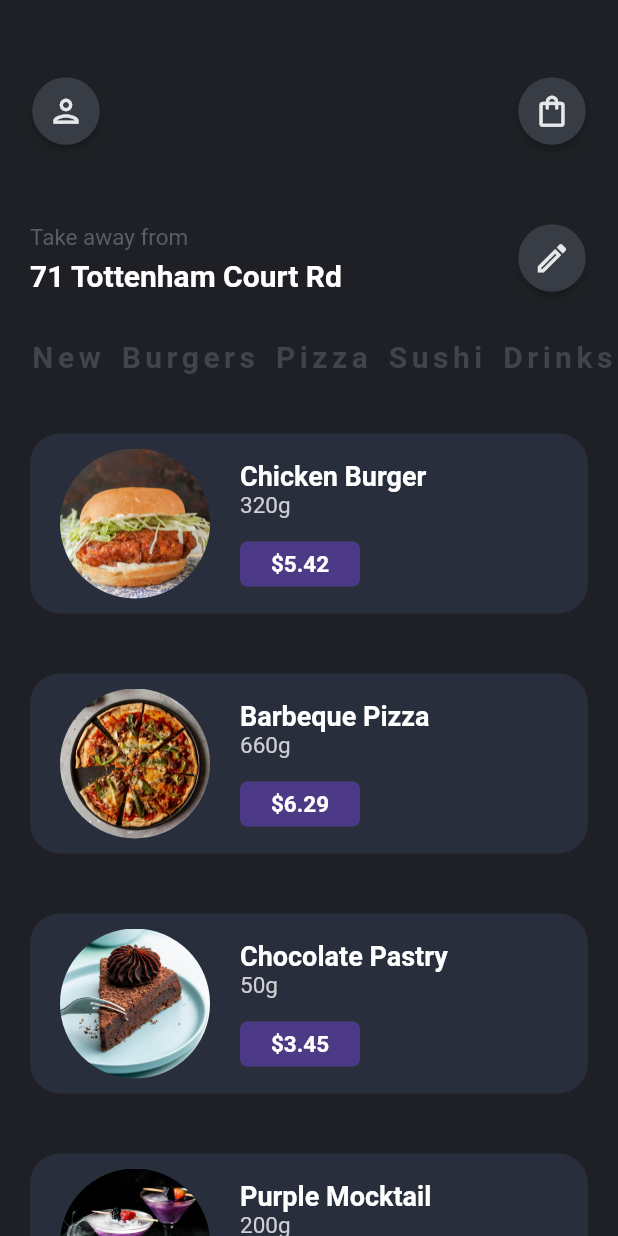
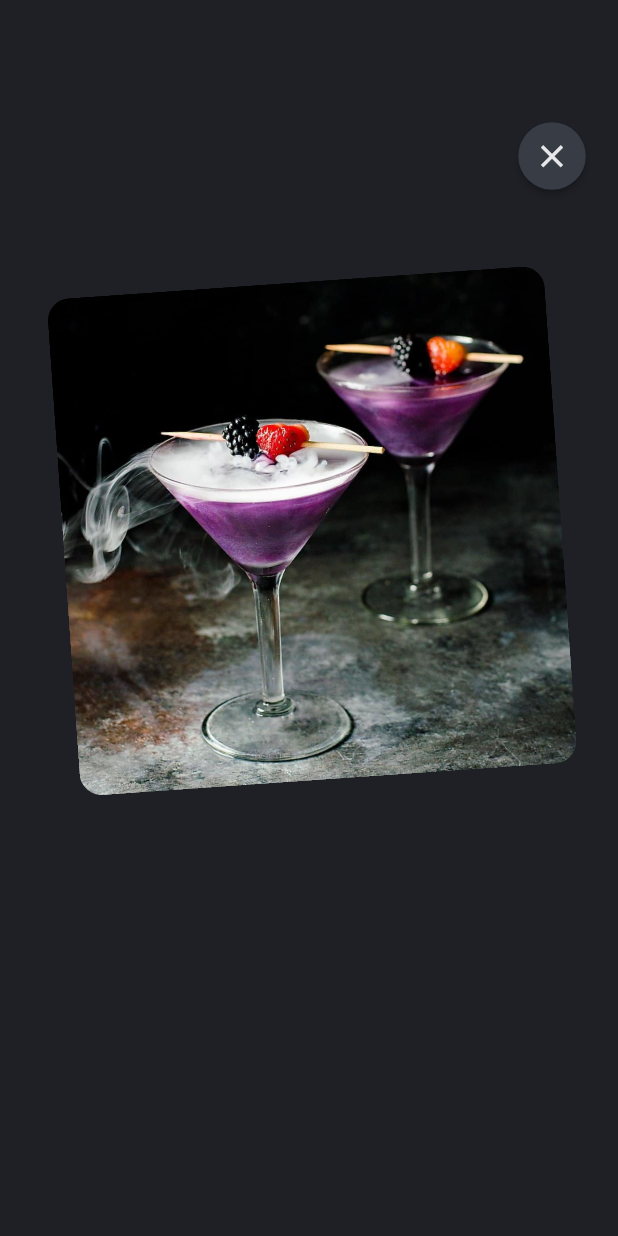
Before and after one commit to tanyarajhans/restaurant_ui_flutter, a Flutter app: the screen it shows after launch, after a tap on the "edit" icon, on a phone screen of 412 x 824 dp. Run offline on Flutter 3.47's test engine with Material 2 defaults, Android fonts, the phone set to English and light mode, and no system bars.

Commit message:
Added item screen

```diff
--- /dev/null
+++ b/lib/item_screen.dart
@@ -0,0 +1,53 @@
+import 'package:flutter/material.dart';
+import 'dart:math';
+
+class ItemScreen extends StatelessWidget {
+  const ItemScreen({ Key? key }) : super(key: key);
+
+  @override
+  Widget build(BuildContext context) {
+    var math;
+    return Scaffold(
+      backgroundColor: Color(0xff1e2025),
+      body: Container(
+              margin: EdgeInsets.only(top: 80.0, left: 20.0, right: 20.0),
+              child: Column(
+                  mainAxisAlignment: MainAxisAlignment.start,
+                crossAxisAlignment: CrossAxisAlignment.end,
+                children: <Widget>[
+                  Align(
+                    alignment: Alignment.topRight,
+                    child:RawMaterialButton(
+                      onPressed: () {},
+                      constraints: BoxConstraints(),
+                      elevation: 2.0,
+                      fillColor: Color(0xff383c45),
+                      child:Icon(Icons.close_outlined,
+                        size: 25.0,
+                        color: Color(0xffe7e8e9)),
+                        padding: EdgeInsets.all(10.0),
+                        shape: CircleBorder(),
+                      ),
+                    ),
+                    RotationTransition(
+  turns:  AlwaysStoppedAnimation(-4 / 360),
+
+                      child:
+                    Container(
+                      margin: EdgeInsets.only(top: 60.0, left: 20.0, right: 20.0),
+                      child: ClipRRect(
+                        borderRadius: BorderRadius.circular(15.0),
+
+                        child:
+                       Image(image: AssetImage('images/i2.jpeg')
+                       ),
+                      ),
+                     )
+                    )
+
+                  ],
+                )
+              )
+            );
+  }
+}
--- a/lib/main.dart
+++ b/lib/main.dart
@@ -2,6 +2,7 @@
 
 import 'package:flutter/material.dart';
 import 'package:flutter/widgets.dart';
+import 'item_screen.dart';
 
 void main() {
   runApp(const MyApp());
@@ -13,9 +14,12 @@ class MyApp extends StatelessWidget {
   // This widget is the root of your application.
   @override
   Widget build(BuildContext context) {
-    return MaterialApp(
-      debugShowCheckedModeBanner: false,
-      home: Scaffold(
+    return MaterialApp(debugShowCheckedModeBanner: false,
+      routes: {
+        '/item_screen': (context) => const ItemScreen(),
+      }, home: Builder(
+        builder: (context) =>
+       Scaffold(
           backgroundColor: Color(0xff1e2025),
           body: Column(
           crossAxisAlignment: CrossAxisAlignment.center,
@@ -83,7 +87,9 @@ class MyApp extends StatelessWidget {
                   width: 100.0,
                 ),
                 RawMaterialButton(
-  onPressed: () {},
+  onPressed: () {
+    Navigator.pushNamed(context, '/item_screen');
+  },
   constraints: BoxConstraints(),
   elevation: 2.0,
   fillColor: Color(0xff383c45),
@@ -119,6 +125,7 @@ class MyApp extends StatelessWidget {
           ],
         )
         )
+      )
     );
   }
 }
```
